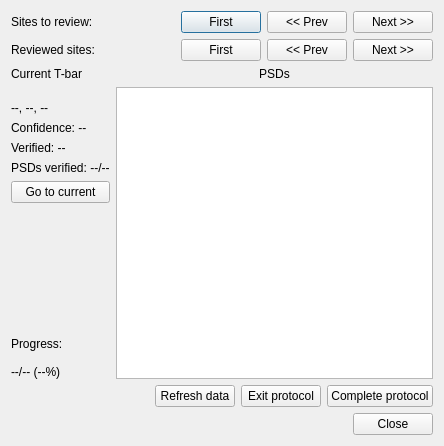
Before: the Qt Designer form neurolabi/gui/protocols/synapsepredictionprotocol.ui in janelia-flyem/NeuTu, drawn with Qt 5.
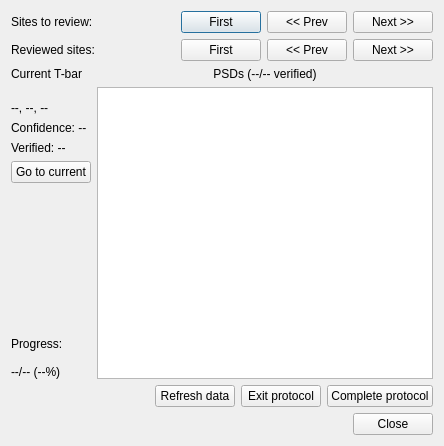
After: the same form once the commit is applied.

Commit message: adjusted PSD progress labels

The edit to the form file:
```diff
--- a/neurolabi/gui/protocols/synapsepredictionprotocol.ui
+++ b/neurolabi/gui/protocols/synapsepredictionprotocol.ui
@@ -137,13 +137,6 @@
          </property>
         </widget>
        </item>
-       <item>
-        <widget class="QLabel" name="postSummaryLabel">
-         <property name="text">
-          <string>PSDs verified: --/--</string>
-         </property>
-        </widget>
-       </item>
        <item>
         <widget class="QPushButton" name="gotoButton">
          <property name="text">
@@ -180,7 +173,7 @@
        <item>
         <widget class="QLabel" name="label_3">
          <property name="text">
-          <string>PSDs</string>
+          <string>PSDs (--/-- verified)</string>
          </property>
          <property name="alignment">
           <set>Qt::AlignCenter</set>
```
Left out of the diff: 2 changed lines with no effect on the pictures. The commit also changes 1 other file.
